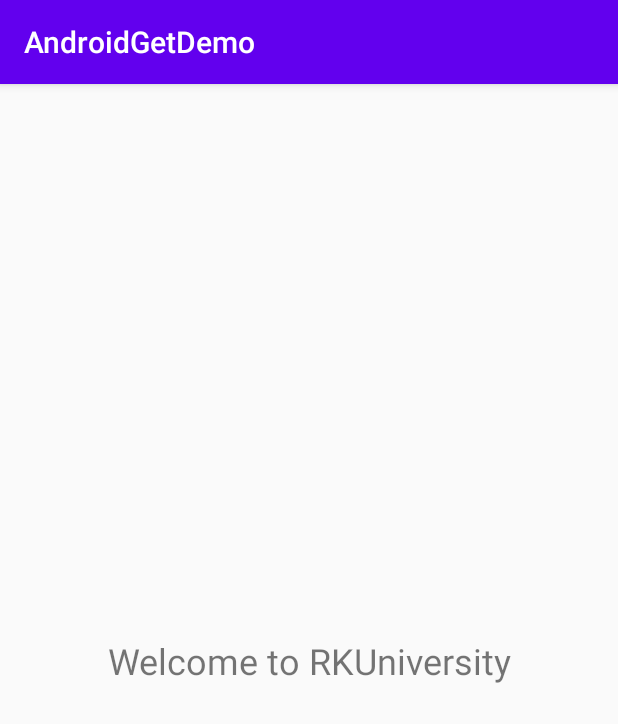
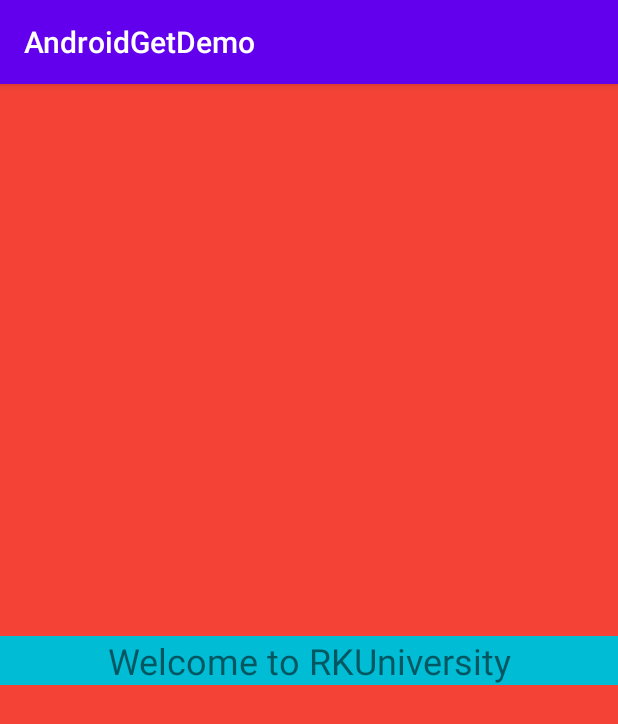
Before and after one commit to ssingh862/AndroidGetDemo, an Android app: the screen it shows after launch (MainActivity), on a phone screen of 412 x 824 dp. Shown: the top 724 px of the screen. Run offline under Robolectric (Android 15) with nearby library versions, the phone set to English and light mode, and no system bars.

Commit message:
activity_mail.xml change the backgroung  and textcolor

```diff
--- a/app/src/main/res/layout/activity_main.xml
+++ b/app/src/main/res/layout/activity_main.xml
@@ -4,11 +4,15 @@
     xmlns:tools="http://schemas.android.com/tools"
     android:layout_width="match_parent"
     android:layout_height="match_parent"
+    android:background="#FFFFFF"
+    android:backgroundTint="#F44336"
     tools:context=".MainActivity">
 
     <TextView
         android:layout_width="0dp"
         android:layout_height="wrap_content"
+        android:background="#FFFFFF"
+        android:backgroundTint="#00BCD4"
         android:gravity="center_horizontal"
         android:text="Welcome to RKUniversity"
         android:textSize="24sp"
```
